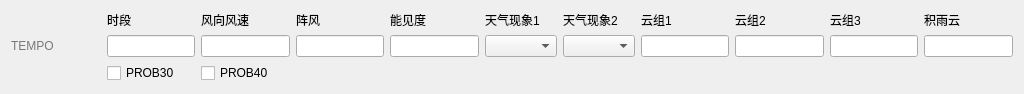
Qt form tafor/ui/widgets_tempo.ui (up1and/tafor) before a commit.
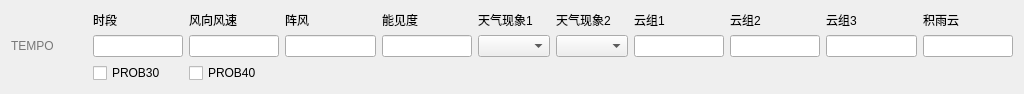
The same form after that commit.

What changed in the file:
```diff
--- a/tafor/ui/widgets_tempo.ui
+++ b/tafor/ui/widgets_tempo.ui
@@ -164,7 +164,7 @@
       <widget class="QLabel" name="title">
        <property name="minimumSize">
         <size>
-         <width>90</width>
+         <width>76</width>
          <height>0</height>
         </size>
        </property>
```
Left out of the diff: 2 changed lines with no effect on the pictures.
